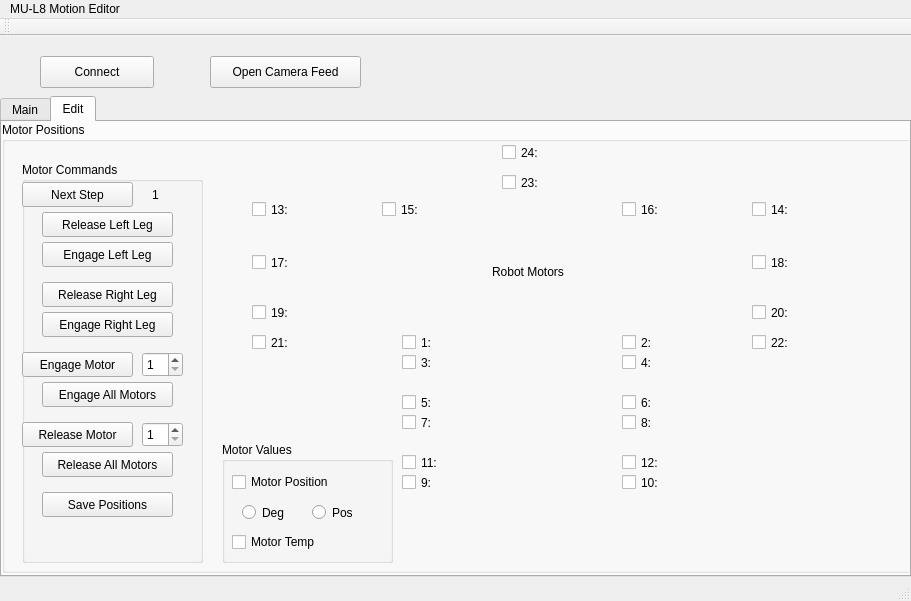
Old version of the form mul8motioneditor/mul8_mainview.ui in the repository Solarnum/mul8-motionediter.
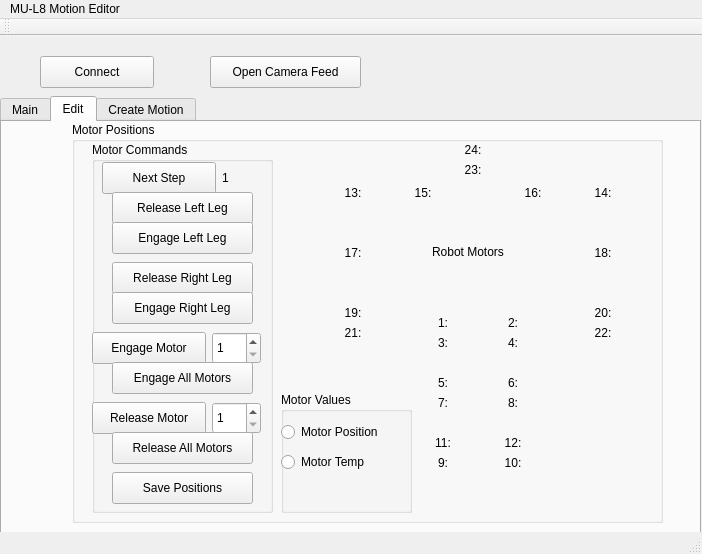
New version of the form. The open tabs and pages were chosen to show the change.

Commit message: Added the code for create motion tab as well as file loading for already existing motions. Could easily be implemented for more other motions.

Patch:
```diff
--- a/mul8motioneditor/mul8_mainview.ui
+++ b/mul8motioneditor/mul8_mainview.ui
@@ -6,8 +6,8 @@
    <rect>
     <x>0</x>
     <y>0</y>
-    <width>911</width>
-    <height>601</height>
+    <width>702</width>
+    <height>554</height>
    </rect>
   </property>
   <property name="windowTitle">
@@ -19,8 +19,8 @@
      <rect>
       <x>0</x>
       <y>60</y>
-      <width>911</width>
-      <height>481</height>
+      <width>701</width>
+      <height>441</height>
      </rect>
     </property>
     <property name="currentIndex">
@@ -136,22 +136,478 @@
      <widget class="QGroupBox" name="MotorControlBox">
       <property name="geometry">
        <rect>
-        <x>0</x>
+        <x>70</x>
         <y>0</y>
-        <width>921</width>
-        <height>451</height>
+        <width>591</width>
+        <height>401</height>
        </rect>
       </property>
       <property name="title">
        <string>Motor Positions</string>
       </property>
+      <widget class="QLabel" name="m24Label">
+       <property name="geometry">
+        <rect>
+         <x>370</x>
+         <y>20</y>
+         <width>62</width>
+         <height>16</height>
+        </rect>
+       </property>
+       <property name="layoutDirection">
+        <enum>Qt::LeftToRight</enum>
+       </property>
+       <property name="text">
+        <string>24:</string>
+       </property>
+       <property name="alignment">
+        <set>Qt::AlignCenter</set>
+       </property>
+      </widget>
+      <widget class="QLabel" name="m23Label">
+       <property name="geometry">
+        <rect>
+         <x>370</x>
+         <y>40</y>
+         <width>62</width>
+         <height>16</height>
+        </rect>
+       </property>
+       <property name="layoutDirection">
+        <enum>Qt::LeftToRight</enum>
+       </property>
+       <property name="text">
+        <string>23:</string>
+       </property>
+       <property name="alignment">
+        <set>Qt::AlignCenter</set>
+       </property>
+      </widget>
+      <widget class="QLabel" name="m15Label">
+       <property name="geometry">
+        <rect>
+         <x>320</x>
+         <y>60</y>
+         <width>62</width>
+         <height>21</height>
+        </rect>
+       </property>
+       <property name="layoutDirection">
+        <enum>Qt::LeftToRight</enum>
+       </property>
+       <property name="text">
+        <string>15:</string>
+       </property>
+       <property name="alignment">
+        <set>Qt::AlignCenter</set>
+       </property>
+      </widget>
+      <widget class="QLabel" name="m16Label">
+       <property name="geometry">
+        <rect>
+         <x>430</x>
+         <y>60</y>
+         <width>62</width>
+         <height>21</height>
+        </rect>
+       </property>
+       <property name="layoutDirection">
+        <enum>Qt::LeftToRight</enum>
+       </property>
+       <property name="text">
+        <string>16:</string>
+       </property>
+       <property name="alignment">
+        <set>Qt::AlignCenter</set>
+       </property>
+      </widget>
+      <widget class="QLabel" name="m13Label">
+       <property name="geometry">
+        <rect>
+         <x>250</x>
+         <y>60</y>
+         <width>62</width>
+         <height>21</height>
+        </rect>
+       </property>
+       <property name="layoutDirection">
+        <enum>Qt::LeftToRight</enum>
+       </property>
+       <property name="text">
+        <string>13:</string>
+       </property>
+       <property name="alignment">
+        <set>Qt::AlignCenter</set>
+       </property>
+      </widget>
+      <widget class="QLabel" name="m14Label">
+       <property name="geometry">
+        <rect>
+         <x>500</x>
+         <y>60</y>
+         <width>62</width>
+         <height>21</height>
+        </rect>
+       </property>
+       <property name="layoutDirection">
+        <enum>Qt::LeftToRight</enum>
+       </property>
+       <property name="text">
+        <string>14:</string>
+       </property>
+       <property name="alignment">
+        <set>Qt::AlignCenter</set>
+       </property>
+      </widget>
+      <widget class="QLabel" name="m17Label">
+       <property name="geometry">
+        <rect>
+         <x>250</x>
+         <y>120</y>
+         <width>62</width>
+         <height>21</height>
+        </rect>
+       </property>
+       <property name="layoutDirection">
+        <enum>Qt::LeftToRight</enum>
+       </property>
+       <property name="text">
+        <string>17:</string>
+       </property>
+       <property name="alignment">
+        <set>Qt::AlignCenter</set>
+       </property>
+      </widget>
+      <widget class="QLabel" name="m18Label">
+       <property name="geometry">
+        <rect>
+         <x>500</x>
+         <y>120</y>
+         <width>62</width>
+         <height>21</height>
+        </rect>
+       </property>
+       <property name="layoutDirection">
+        <enum>Qt::LeftToRight</enum>
+       </property>
+       <property name="text">
+        <string>18:</string>
+       </property>
+       <property name="alignment">
+        <set>Qt::AlignCenter</set>
+       </property>
+      </widget>
+      <widget class="QLabel" name="m19Label">
+       <property name="geometry">
+        <rect>
+         <x>250</x>
+         <y>180</y>
+         <width>62</width>
+         <height>21</height>
+        </rect>
+       </property>
+       <property name="layoutDirection">
+        <enum>Qt::LeftToRight</enum>
+       </property>
+       <property name="text">
+        <string>19:</string>
+       </property>
+       <property name="alignment">
+        <set>Qt::AlignCenter</set>
+       </property>
+      </widget>
+      <widget class="QLabel" name="m20Label">
+       <property name="geometry">
+        <rect>
+         <x>500</x>
+         <y>180</y>
+         <width>62</width>
+         <height>21</height>
+        </rect>
+       </property>
+       <property name="layoutDirection">
+        <enum>Qt::LeftToRight</enum>
+       </property>
+       <property name="text">
+        <string>20:</string>
+       </property>
+       <property name="alignment">
+        <set>Qt::AlignCenter</set>
+       </property>
+      </widget>
+      <widget class="QLabel" name="m21Label">
+       <property name="geometry">
+        <rect>
+         <x>250</x>
+         <y>200</y>
+         <width>62</width>
+         <height>21</height>
+        </rect>
+       </property>
+       <property name="layoutDirection">
+        <enum>Qt::LeftToRight</enum>
+       </property>
+       <property name="text">
+        <string>21:</string>
+       </property>
+       <property name="alignment">
+        <set>Qt::AlignCenter</set>
+       </property>
+      </widget>
+      <widget class="QLabel" name="m22Label">
+       <property name="geometry">
+        <rect>
+         <x>500</x>
+         <y>200</y>
+         <width>62</width>
+         <height>21</height>
+        </rect>
+       </property>
+       <property name="layoutDirection">
+        <enum>Qt::LeftToRight</enum>
+       </property>
+       <property name="text">
+        <string>22:</string>
+       </property>
+       <property name="alignment">
+        <set>Qt::AlignCenter</set>
+       </property>
+      </widget>
+      <widget class="QLabel" name="m1Label">
+       <property name="geometry">
+        <rect>
+         <x>340</x>
+         <y>190</y>
+         <width>62</width>
+         <height>21</height>
+        </rect>
+       </property>
+       <property name="layoutDirection">
+        <enum>Qt::LeftToRight</enum>
+       </property>
+       <property name="text">
+        <string>1:</string>
+       </property>
+       <property name="alignment">
+        <set>Qt::AlignCenter</set>
+       </property>
+      </widget>
+      <widget class="QLabel" name="m2Label">
+       <property name="geometry">
+        <rect>
+         <x>410</x>
+         <y>190</y>
+         <width>62</width>
+         <height>21</height>
+        </rect>
+       </property>
+       <property name="layoutDirection">
+        <enum>Qt::LeftToRight</enum>
+       </property>
+       <property name="text">
+        <string>2:</string>
+       </property>
+       <property name="alignment">
+        <set>Qt::AlignCenter</set>
+       </property>
+      </widget>
+      <widget class="QLabel" name="m3Label">
+       <property name="geometry">
+        <rect>
+         <x>340</x>
+         <y>210</y>
+         <width>62</width>
+         <height>21</height>
+        </rect>
+       </property>
+       <property name="layoutDirection">
+        <enum>Qt::LeftToRight</enum>
+       </property>
+       <property name="text">
+        <string>3:</string>
+       </property>
+       <property name="alignment">
+        <set>Qt::AlignCenter</set>
+       </property>
+      </widget>
+      <widget class="QLabel" name="m4Label">
+       <property name="geometry">
+        <rect>
+         <x>410</x>
+         <y>210</y>
+         <width>62</width>
+         <height>21</height>
+        </rect>
+       </property>
+       <property name="layoutDirection">
+        <enum>Qt::LeftToRight</enum>
+       </property>
+       <property name="text">
+        <string>4:</string>
+       </property>
+       <property name="alignment">
+        <set>Qt::AlignCenter</set>
+       </property>
+      </widget>
+      <widget class="QLabel" name="m5Label">
+       <property name="geometry">
+        <rect>
+         <x>340</x>
+         <y>250</y>
+         <width>62</width>
+         <height>21</height>
+        </rect>
+       </property>
+       <property name="layoutDirection">
+        <enum>Qt::LeftToRight</enum>
+       </property>
+       <property name="text">
+        <string>5:</string>
+       </property>
+       <property name="alignment">
+        <set>Qt::AlignCenter</set>
+       </property>
+      </widget>
+      <widget class="QLabel" name="m7Label">
+       <property name="geometry">
+        <rect>
+         <x>340</x>
+         <y>270</y>
+         <width>62</width>
+         <height>21</height>
+        </rect>
+       </property>
+       <property name="layoutDirection">
+        <enum>Qt::LeftToRight</enum>
+       </property>
+       <property name="text">
+        <string>7:</string>
+       </property>
+       <property name="alignment">
+        <set>Qt::AlignCenter</set>
+       </property>
+      </widget>
+      <widget class="QLabel" name="m6Label">
+       <property name="geometry">
+        <rect>
+         <x>410</x>
+         <y>250</y>
+         <width>62</width>
+         <height>21</height>
+        </rect>
+       </property>
+       <property name="layoutDirection">
+        <enum>Qt::LeftToRight</enum>
+       </property>
+       <property name="text">
+        <string>6:</string>
+       </property>
+       <property name="alignment">
+        <set>Qt::AlignCenter</set>
+       </property>
+      </widget>
+      <widget class="QLabel" name="m8Label">
+       <property name="geometry">
+        <rect>
+         <x>410</x>
+         <y>270</y>
+         <width>62</width>
+         <height>21</height>
+        </rect>
+       </property>
+       <property name="layoutDirection">
+        <enum>Qt::LeftToRight</enum>
+       </property>
+       <property name="text">
+        <string>8:</string>
+       </property>
+       <property name="alignment">
+        <set>Qt::AlignCenter</set>
+       </property>
+      </widget>
+      <widget class="QLabel" name="m9Label">
+       <property name="geometry">
+        <rect>
+         <x>340</x>
+         <y>330</y>
+         <width>62</width>
+         <height>21</height>
+        </rect>
+       </property>
+       <property name="layoutDirection">
+        <enum>Qt::LeftToRight</enum>
+       </property>
+       <property name="text">
+        <string>9:</string>
+       </property>
+       <property name="alignment">
+        <set>Qt::AlignCenter</set>
+       </property>
+      </widget>
+      <widget class="QLabel" name="m11Label">
+       <property name="geometry">
+        <rect>
+         <x>340</x>
+         <y>310</y>
+         <width>62</width>
+         <height>21</height>
+        </rect>
+       </property>
+       <property name="layoutDirection">
+        <enum>Qt::LeftToRight</enum>
+       </property>
+       <property name="text">
+        <string>11:</string>
+       </property>
+       <property name="alignment">
+        <set>Qt::AlignCenter</set>
+       </property>
+      </widget>
+      <widget class="QLabel" name="m12Label">
+       <property name="geometry">
+        <rect>
+         <x>410</x>
+         <y>310</y>
+         <width>62</width>
+         <height>21</height>
+        </rect>
+       </property>
+       <property name="layoutDirection">
+        <enum>Qt::LeftToRight</enum>
+       </property>
+       <property name="text">
+        <string>12:</string>
+       </property>
+       <property name="alignment">
+        <set>Qt::AlignCenter</set>
+       </property>
+      </widget>
+      <widget class="QLabel" name="m10Label">
+       <property name="geometry">
+        <rect>
+         <x>410</x>
+         <y>330</y>
+         <width>62</width>
+         <height>21</height>
+        </rect>
+       </property>
+       <property name="layoutDirection">
+        <enum>Qt::LeftToRight</enum>
+       </property>
+       <property name="text">
+        <string>10:</string>
+       </property>
+       <property name="alignment">
+        <set>Qt::AlignCenter</set>
+       </property>
+      </widget>
       <widget class="QGroupBox" name="motorCommandBox">
        <property name="geometry">
         <rect>
          <x>20</x>
-         <y>40</y>
+         <y>20</y>
          <width>181</width>
-         <height>401</height>
+         <height>371</height>
         </rect>
        </property>
        <property name="title">
@@ -160,10 +616,10 @@
        <widget class="QPushButton" name="nextStepButton">
         <property name="geometry">
          <rect>
-          <x>0</x>
+          <x>10</x>
           <y>20</y>
-          <width>111</width>
-          <height>25</height>
+          <width>114</width>
+          <height>32</height>
          </rect>
         </property>
         <property name="text">
@@ -175,8 +631,8 @@
          <rect>
           <x>0</x>
           <y>260</y>
-          <width>111</width>
-          <height>25</height>
+          <width>114</width>
+          <height>32</height>
          </rect>
         </property>
         <property name="text">
@@ -188,8 +644,8 @@
          <rect>
           <x>120</x>
           <y>260</y>
-          <width>41</width>
-          <height>25</height>
+          <width>49</width>
+          <height>32</height>
          </rect>
         </property>
         <property name="minimum">
@@ -204,8 +660,8 @@
          <rect>
           <x>20</x>
           <y>290</y>
-          <width>131</width>
-          <height>25</height>
+          <width>141</width>
+          <height>32</height>
          </rect>
         </property>
         <property name="text">
@@ -217,8 +673,8 @@
          <rect>
           <x>0</x>
           <y>190</y>
-          <width>111</width>
-          <height>25</height>
+          <width>114</width>
+          <height>32</height>
          </rect>
         </property>
         <property name="text">
@@ -230,8 +686,8 @@
          <rect>
           <x>120</x>
           <y>190</y>
-          <width>41</width>
-          <height>25</height>
+          <width>49</width>
+          <height>32</height>
          </rect>
         </property>
         <property name="minimum">
@@ -246,8 +702,8 @@
          <rect>
           <x>20</x>
           <y>220</y>
-          <width>131</width>
-          <height>25</height>
+          <width>141</width>
+          <height>32</height>
          </rect>
         </property>
         <property name="text">
@@ -259,8 +715,8 @@
          <rect>
           <x>20</x>
           <y>50</y>
-          <width>131</width>
-          <height>25</height>
+          <width>141</width>
+          <height>32</height>
          </rect>
         </property>
         <property name="text">
@@ -272,8 +728,8 @@
          <rect>
           <x>20</x>
           <y>120</y>
-          <width>131</width>
-          <height>25</height>
+          <width>141</width>
+          <height>32</height>
          </rect>
         </property>
         <property name="text">
@@ -285,8 +741,8 @@
          <rect>
           <x>20</x>
           <y>80</y>
-          <width>131</width>
-          <height>25</height>
+          <width>141</width>
+          <height>32</height>
          </rect>
         </property>
         <property name="text">
@@ -298,8 +754,8 @@
          <rect>
           <x>20</x>
           <y>150</y>
-          <width>131</width>
-          <height>25</height>
+          <width>141</width>
+          <height>32</height>
          </rect>
         </property>
         <property name="text">
@@ -311,8 +767,8 @@
          <rect>
           <x>20</x>
           <y>330</y>
-          <width>131</width>
-          <height>25</height>
+          <width>141</width>
+          <height>32</height>
          </rect>
         </property>
         <property name="text">
@@ -325,7 +781,7 @@
           <x>130</x>
           <y>20</y>
           <width>21</width>
-          <height>25</height>
+          <height>32</height>
          </rect>
         </property>
         <property name="text">
@@ -336,21 +792,21 @@
       <widget class="QGroupBox" name="motorValueBox">
        <property name="geometry">
         <rect>
-         <x>220</x>
-         <y>320</y>
-         <width>171</width>
+         <x>209</x>
+         <y>270</y>
+         <width>131</width>
          <height>121</height>
         </rect>
        </property>
        <property name="title">
         <string>Motor Values</string>
        </property>
-       <widget class="QCheckBox" name="motorTempCheckBox">
+       <widget class="QRadioButton" name="motorTempRadioButton">
         <property name="geometry">
          <rect>
-          <x>10</x>
-          <y>90</y>
-          <width>151</width>
+          <x>0</x>
+          <y>60</y>
+          <width>131</width>
           <height>20</height>
          </rect>
         </property>
@@ -358,12 +814,12 @@
          <string>Motor Temp</string>
         </property>
        </widget>
-       <widget class="QCheckBox" name="motorPosCheckBox">
+       <widget class="QRadioButton" name="motorPosRadioButton">
         <property name="geometry">
          <rect>
-          <x>10</x>
+          <x>0</x>
           <y>30</y>
-          <width>151</width>
+          <width>131</width>
           <height>20</height>
          </rect>
         </property>
@@ -371,38 +827,12 @@
          <string>Motor Position</string>
         </property>
        </widget>
-       <widget class="QRadioButton" name="degRadioButton">
-        <property name="geometry">
-         <rect>
-          <x>20</x>
-          <y>60</y>
-          <width>61</width>
-          <height>21</height>
-         </rect>
-        </property>
-        <property name="text">
-         <string>Deg</string>
-        </property>
-       </widget>
-       <widget class="QRadioButton" name="posRadioButton">
-        <property name="geometry">
-         <rect>
-          <x>90</x>
-          <y>60</y>
-          <width>51</width>
-          <height>21</height>
-         </rect>
-        </property>
-        <property name="text">
-         <string>Pos</string>
-        </property>
-       </widget>
       </widget>
       <widget class="QLabel" name="robotLabel">
        <property name="geometry">
         <rect>
-         <x>490</x>
-         <y>140</y>
+         <x>360</x>
+         <y>120</y>
          <width>91</width>
          <height>20</height>
         </rect>
@@ -411,116 +841,88 @@
         <string>Robot Motors</string>
        </property>
       </widget>
-      <widget class="QCheckBox" name="m24Label">
+     </widget>
+    </widget>
+    <widget class="QWidget" name="CreateMotion">
+     <attribute name="title">
+      <string>Create Motion</string>
+     </attribute>
+     <widget class="QGroupBox" name="MotorControlBox_2">
+      <property name="geometry">
+       <rect>
+        <x>10</x>
+        <y>20</y>
+        <width>591</width>
+        <height>411</height>
+       </rect>
+      </property>
+      <property name="title">
+       <string>Motor Positions</string>
+      </property>
+      <widget class="QLabel" name="m24Label_3">
        <property name="geometry">
         <rect>
-         <x>500</x>
+         <x>370</x>
          <y>20</y>
-         <width>121</width>
-         <height>21</height>
+         <width>62</width>
+         <height>16</height>
         </rect>
        </property>
        <property name="text">
         <string>24:</string>
        </property>
       </widget>
-      <widget class="QCheckBox" name="m23Label">
+      <widget class="QLabel" name="m23Label_3">
        <property name="geometry">
         <rect>
-         <x>500</x>
-         <y>50</y>
-         <width>121</width>
-         <height>21</height>
+         <x>370</x>
+         <y>40</y>
+         <width>62</width>
+         <height>16</height>
         </rect>
        </property>
        <property name="text">
         <string>23:</string>
        </property>
       </widget>
-      <widget class="QCheckBox" name="m15Label">
+      <widget class="QLabel" name="m15Label_3">
        <property name="geometry">
         <rect>
-         <x>380</x>
-         <y>77</y>
-         <width>121</width>
+         <x>320</x>
+         <y>60</y>
+         <width>62</width>
          <height>21</height>
         </rect>
        </property>
        <property name="text">
         <string>15:</string>
        </property>
-      </widget>
-      <widget class="QCheckBox" name="m13Label">
-       <property name="geometry">
-        <rect>
-         <x>250</x>
-         <y>77</y>
-         <width>121</width>
-         <height>21</height>
-        </rect>
+       <property name="alignment">
+        <set>Qt::AlignCenter</set>
        </property>
-       <property name="text">
-        <string>13:</string>
-       </property>
       </widget>
-      <widget class="QCheckBox" name="m17Label">
+      <widget class="QLabel" name="m16Label_3">
        <property name="geometry">
         <rect>
-         <x>250</x>
-         <y>130</y>
-         <width>121</width>
+         <x>430</x>
+         <y>60</y>
+         <width>62</width>
          <height>21</height>
         </rect>
        </property>
-       <property name="text">
-        <string>17:</string>
-       </property>
-      </widget>
-      <widget class="QCheckBox" name="m19Label">
-       <property name="geometry">
-        <rect>
-         <x>250</x>
-         <y>180</y>
-         <width>121</width>
-         <height>21</height>
-        </rect>
-       </property>
-       <property name="text">
-        <string>19:</string>
-       </property>
-      </widget>
-      <widget class="QCheckBox" name="m21Label">
-       <property name="geometry">
-        <rect>
-         <x>250</x>
-         <y>210</y>
-         <width>121</width>
-         <height>21</height>
-        </rect>
-       </property>
-       <property name="text">
-        <string>21:</string>
-       </property>
-      </widget>
-      <widget class="QCheckBox" name="m16Label">
-       <property name="geometry">
-        <rect>
-         <x>620</x>
-         <y>77</y>
-         <width>121</width>
-         <height>21</height>
-        </rect>
+       <property name="layoutDirection">
+        <enum>Qt::LeftToRight</enum>
        </property>
        <property name="text">
         <string>16:</string>
        </property>
       </widget>
-      <widget class="QCheckBox" name="m14Label">
+      <widget class="QLabel" name="m13Label_3">
        <property name="geometry">
         <rect>
-         <x>750</x>
-         <y>77</y>
-         <width>121</width>
+         <x>250</x>
+         <y>60</y>
+         <width>62</width>
          <height>21</height>
         </rect>
        </property>
@@ -528,12 +930,12 @@
         <string>14:</string>
        </property>
       </widget>
-      <widget class="QCheckBox" name="m18Label">
+      <widget class="QLabel" name="m17Label_3">
        <property name="geometry">
         <rect>
-         <x>750</x>
-         <y>130</y>
-         <width>121</width>
+         <x>250</x>
+         <y>120</y>
+         <width>62</width>
          <height>21</height>
         </rect>
        </property>
@@ -541,12 +943,12 @@
         <string>18:</string>
        </property>
       </widget>
-      <widget class="QCheckBox" name="m20Label">
+      <widget class="QLabel" name="m19Label_3">
        <property name="geometry">
         <rect>
-         <x>750</x>
+         <x>250</x>
          <y>180</y>
-         <width>121</width>
+         <width>62</width>
          <height>21</height>
         </rect>
        </property>
@@ -554,12 +956,12 @@
         <string>20:</string>
        </property>
       </widget>
-      <widget class="QCheckBox" name="m22Label">
+      <widget class="QLabel" name="m21Label_3">
        <property name="geometry">
         <rect>
-         <x>750</x>
-         <y>210</y>
-         <width>121</width>
+         <x>250</x>
+         <y>200</y>
+         <width>62</width>
          <height>21</height>
         </rect>
        </property>
@@ -567,12 +969,12 @@
         <string>22:</string>
        </property>
       </widget>
-      <widget class="QCheckBox" name="m2Label">
+      <widget class="QLabel" name="m1Label_3">
        <property name="geometry">
         <rect>
-         <x>620</x>
-         <y>210</y>
-         <width>121</width>
+         <x>340</x>
+         <y>190</y>
+         <width>62</width>
          <height>21</height>
         </rect>
        </property>
@@ -580,12 +982,12 @@
         <string>2:</string>
        </property>
       </widget>
-      <widget class="QCheckBox" name="m4Label">
+      <widget class="QLabel" name="m3Label_3">
        <property name="geometry">
         <rect>
-         <x>620</x>
-         <y>230</y>
-         <width>121</width>
+         <x>340</x>
+         <y>210</y>
+         <width>62</width>
          <height>21</height>
         </rect>
        </property>
@@ -593,12 +995,31 @@
         <string>4:</string>
        </property>
       </widget>
-      <widget class="QCheckBox" name="m6Label">
+      <widget class="QLabel" name="m5Label_3">
        <property name="geometry">
         <rect>
-         <x>620</x>
+         <x>340</x>
+         <y>250</y>
+         <width>62</width>
+         <height>21</height>
+        </rect>
+       </property>
+       <property name="layoutDirection">
+        <enum>Qt::LeftToRight</enum>
+       </property>
+       <property name="text">
+        <string>5:</string>
+       </property>
+       <property name="alignment">
+        <set>Qt::AlignCenter</set>
+       </property>
+      </widget>
+      <widget class="QLabel" name="m7Label_3">
+       <property name="geometry">
+        <rect>
+         <x>340</x>
          <y>270</y>
-         <width>121</width>
+         <width>62</width>
          <height>21</height>
         </rect>
        </property>
@@ -606,12 +1027,12 @@
         <string>6:</string>
        </property>
       </widget>
-      <widget class="QCheckBox" name="m8Label">
+      <widget class="QLabel" name="m8Label_3">
        <property name="geometry">
         <rect>
-         <x>620</x>
-         <y>290</y>
-         <width>121</width>
+         <x>410</x>
+         <y>270</y>
+         <width>62</width>
          <height>21</height>
         </rect>
        </property>
@@ -619,12 +1040,12 @@
         <string>8:</string>
        </property>
       </widget>
-      <widget class="QCheckBox" name="m12Label">
+      <widget class="QLabel" name="m9Label_3">
        <property name="geometry">
         <rect>
-         <x>620</x>
+         <x>340</x>
          <y>330</y>
-         <width>121</width>
+         <width>62</width>
          <height>21</height>
         </rect>
        </property>
@@ -632,95 +1053,72 @@
         <string>12:</string>
        </property>
       </widget>
-      <widget class="QCheckBox" name="m10Label">
+      <widget class="QLabel" name="m10Label_3">
        <property name="geometry">
         <rect>
-         <x>620</x>
-         <y>350</y>
-         <width>121</width>
+         <x>410</x>
+         <y>330</y>
+         <width>62</width>
          <height>21</height>
         </rect>
        </property>
        <property name="text">
         <string>10:</string>
        </property>
-      </widget>
-      <widget class="QCheckBox" name="m1Label">
-       <property name="geometry">
-        <rect>
-         <x>400</x>
-         <y>210</y>
-         <width>121</width>
-         <height>21</height>
-        </rect>
+       <property name="alignment">
+        <set>Qt::AlignCenter</set>
        </property>
-       <property name="text">
-        <string>1:</string>
-       </property>
       </widget>
-      <widget class="QCheckBox" name="m3Label">
+      <widget class="QGroupBox" name="motorCommandBox_3">
        <property name="geometry">
         <rect>
-         <x>400</x>
-         <y>230</y>
-         <width>121</width>
-         <height>21</height>
+         <x>20</x>
+         <y>20</y>
+         <width>181</width>
+         <height>371</height>
         </rect>
        </property>
-       <property name="text">
-        <string>3:</string>
+       <property name="title">
+        <string>Motor Commands</string>
        </property>
       </widget>
-      <widget class="QCheckBox" name="m5Label">
+      <widget class="QGroupBox" name="motorValueBox_3">
        <property name="geometry">
         <rect>
-         <x>400</x>
+         <x>209</x>
          <y>270</y>
-         <width>121</width>
-         <height>21</height>
+         <width>131</width>
+         <height>121</height>
         </rect>
        </property>
-       <property name="text">
-        <string>5:</string>
+       <property name="title">
+        <string>Motor Values</string>
        </property>
       </widget>
-      <widget class="QCheckBox" name="m7Label">
+      <widget class="QLabel" name="robotLabel_3">
        <property name="geometry">
         <rect>
-         <x>400</x>
-         <y>290</y>
-         <width>121</width>
-         <height>21</height>
+         <x>360</x>
+         <y>120</y>
+         <width>91</width>
+         <height>20</height>
         </rect>
        </property>
        <property name="text">
-        <string>7:</string>
+        <string>Robot Motors</string>
        </property>
       </widget>
-      <widget class="QCheckBox" name="m11Label">
+      <widget class="QPushButton" name="begin">
        <property name="geometry">
         <rect>
-         <x>400</x>
-         <y>330</y>
-         <width>121</width>
-         <height>21</height>
+         <x>210</x>
+         <y>10</y>
+         <width>75</width>
+         <height>23</height>
         </rect>
        </property>
        <property name="text">
-        <string>11:</string>
-       </property>
-      </widget>
-      <widget class="QCheckBox" name="m9Label">
-       <property name="geometry">
-        <rect>
-         <x>400</x>
-         <y>350</y>
-         <width>121</width>
-         <height>21</height>
-        </rect>
-       </property>
-       <property name="text">
-        <string>9:</string>
+        <string>Begin</string>
        </property>
       </widget>
      </widget>
@@ -758,8 +1156,8 @@
     <rect>
      <x>0</x>
      <y>0</y>
-     <width>911</width>
-     <height>20</height>
+     <width>702</width>
+     <height>22</height>
     </rect>
    </property>
    <widget class="QMenu" name="menuMU_L8_Motion_Editor">
```
Left out of the diff: 479 changed lines with no effect on the pictures. The commit also changes 54 other files.
